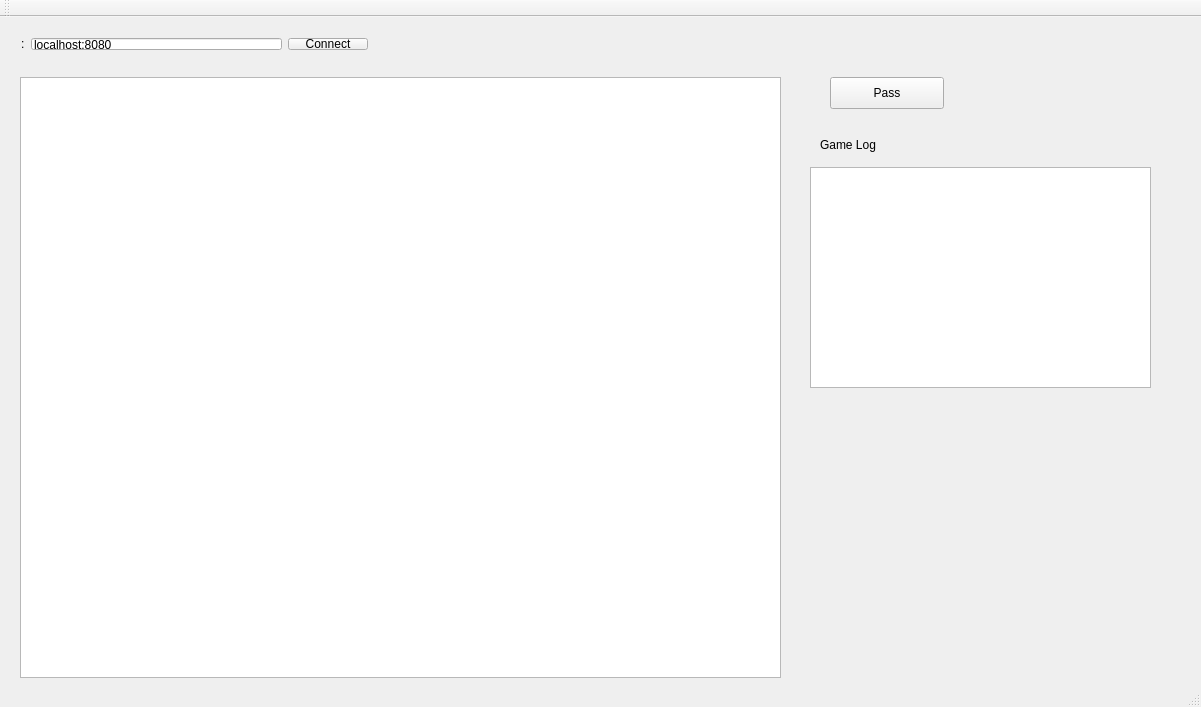
The window that src/python/desktopGUI/DesktupClientGUI/mainwindow.ui (mkhasseb/ceng498pyrisk) describes before a commit, drawn with Qt 5.
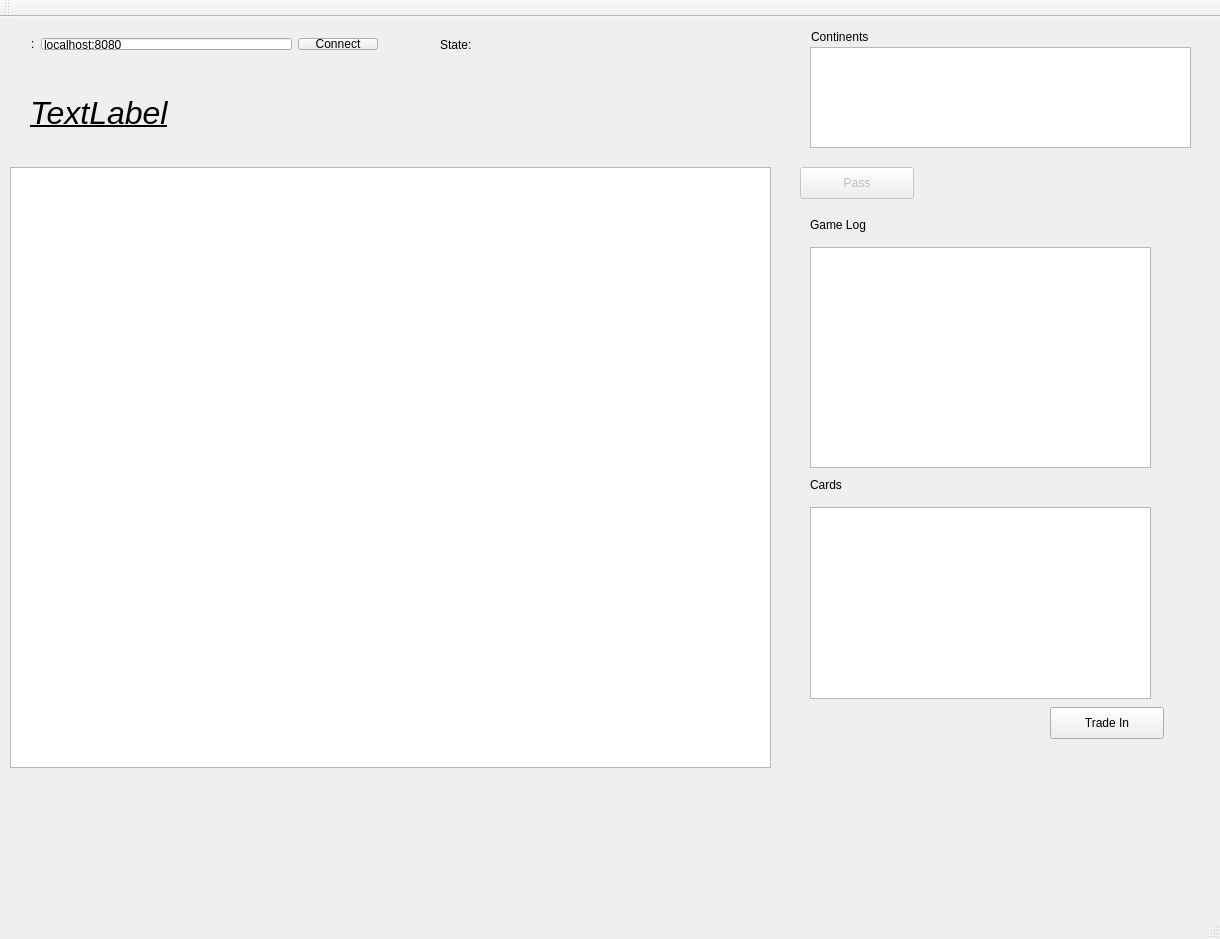
The same window after the commit.

```diff
--- a/src/python/desktopGUI/DesktupClientGUI/mainwindow.ui
+++ b/src/python/desktopGUI/DesktupClientGUI/mainwindow.ui
@@ -6,8 +6,8 @@
    <rect>
     <x>0</x>
     <y>0</y>
-    <width>1201</width>
-    <height>707</height>
+    <width>1220</width>
+    <height>939</height>
    </rect>
   </property>
   <property name="windowTitle">
@@ -17,18 +17,21 @@
    <widget class="QGraphicsView" name="graphicsView">
     <property name="geometry">
      <rect>
-      <x>20</x>
-      <y>60</y>
+      <x>10</x>
+      <y>150</y>
       <width>761</width>
       <height>601</height>
      </rect>
     </property>
    </widget>
-   <widget class="QPushButton" name="pushButton">
+   <widget class="QPushButton" name="passButton">
+    <property name="enabled">
+     <bool>false</bool>
+    </property>
     <property name="geometry">
      <rect>
-      <x>830</x>
-      <y>60</y>
+      <x>800</x>
+      <y>150</y>
       <width>114</width>
       <height>32</height>
      </rect>
@@ -41,7 +44,7 @@
     <property name="geometry">
      <rect>
       <x>810</x>
-      <y>150</y>
+      <y>230</y>
       <width>341</width>
       <height>221</height>
      </rect>
@@ -50,8 +53,8 @@
    <widget class="QLabel" name="label_2">
     <property name="geometry">
      <rect>
-      <x>820</x>
-      <y>120</y>
+      <x>810</x>
+      <y>200</y>
       <width>71</width>
       <height>16</height>
      </rect>
@@ -60,10 +63,106 @@
      <string>Game Log</string>
     </property>
    </widget>
+   <widget class="QLabel" name="label_3">
+    <property name="geometry">
+     <rect>
+      <x>30</x>
+      <y>70</y>
+      <width>721</width>
+      <height>51</height>
+     </rect>
+    </property>
+    <property name="font">
+     <font>
+      <family>Arial</family>
+      <pointsize>24</pointsize>
+      <italic>true</italic>
+      <underline>true</underline>
+     </font>
+    </property>
+    <property name="text">
+     <string>TextLabel</string>
+    </property>
+   </widget>
+   <widget class="QListWidget" name="cardList">
+    <property name="geometry">
+     <rect>
+      <x>810</x>
+      <y>490</y>
+      <width>341</width>
+      <height>192</height>
+     </rect>
+    </property>
+    <property name="selectionMode">
+     <enum>QAbstractItemView::MultiSelection</enum>
+    </property>
+   </widget>
+   <widget class="QLabel" name="label_4">
+    <property name="geometry">
+     <rect>
+      <x>810</x>
+      <y>460</y>
+      <width>62</width>
+      <height>16</height>
+     </rect>
+    </property>
+    <property name="text">
+     <string>Cards</string>
+    </property>
+   </widget>
+   <widget class="QPushButton" name="tradeButton">
+    <property name="geometry">
+     <rect>
+      <x>1050</x>
+      <y>690</y>
+      <width>114</width>
+      <height>32</height>
+     </rect>
+    </property>
+    <property name="text">
+     <string>Trade In</string>
+    </property>
+   </widget>
+   <widget class="QListWidget" name="contList">
+    <property name="geometry">
+     <rect>
+      <x>810</x>
+      <y>30</y>
+      <width>381</width>
+      <height>101</height>
+     </rect>
+    </property>
+   </widget>
+   <widget class="QLabel" name="label_5">
+    <property name="geometry">
+     <rect>
+      <x>811</x>
+      <y>10</y>
+      <width>71</width>
+      <height>20</height>
+     </rect>
+    </property>
+    <property name="text">
+     <string>Continents</string>
+    </property>
+   </widget>
+   <widget class="QLabel" name="stateLabel">
+    <property name="geometry">
+     <rect>
+      <x>440</x>
+      <y>20</y>
+      <width>191</width>
+      <height>16</height>
+     </rect>
+    </property>
+    <property name="text">
+     <string>State:</string>
+    </property>
+   </widget>
    <widget class="QWidget" name="">
     <property name="geometry">
      <rect>
-      <x>10</x>
+      <x>20</x>
       <y>10</y>
       <width>369</width>
       <height>34</height>
```
Left out of the diff: 78 changed lines with no effect on the pictures.
